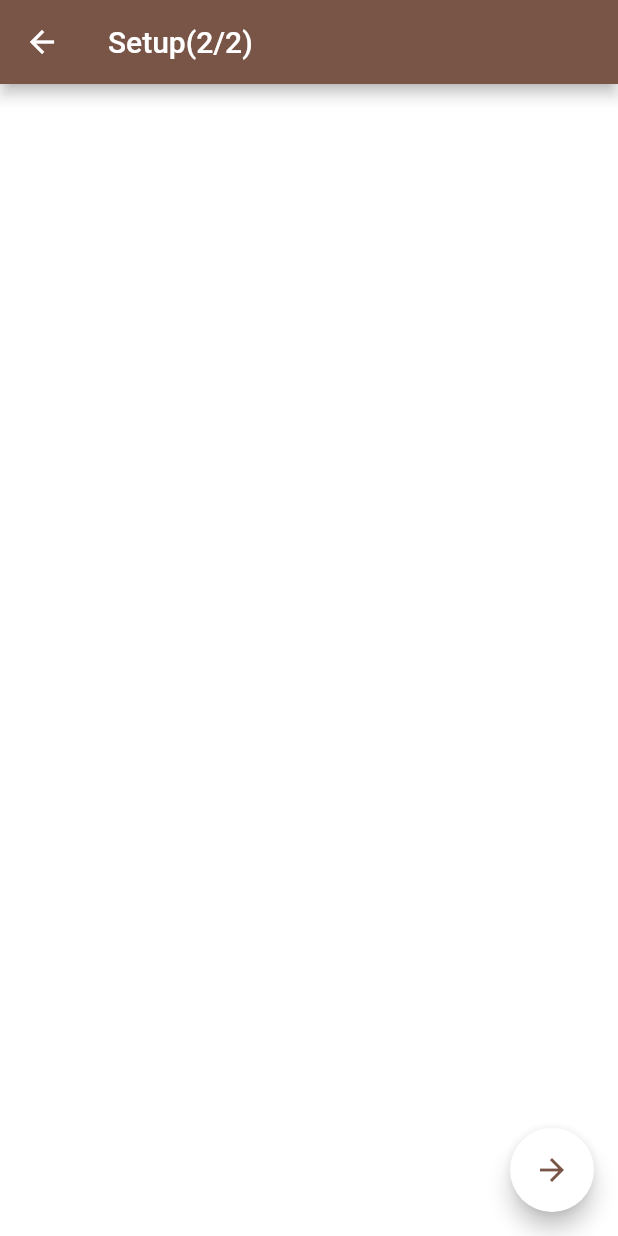
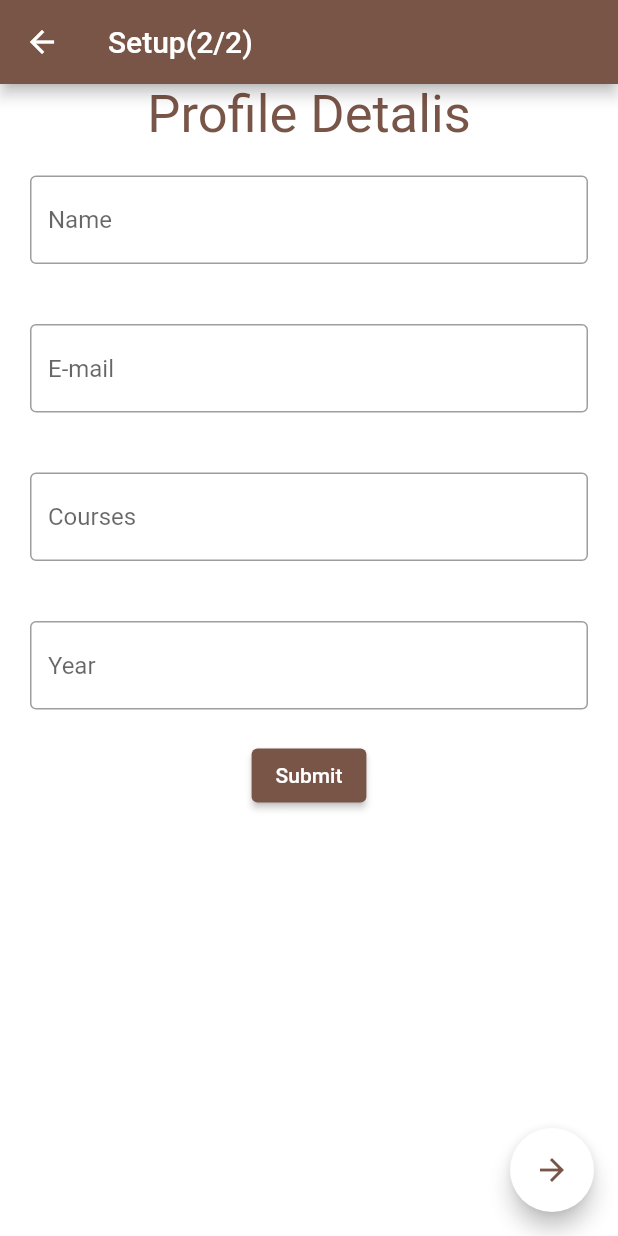
Before and after one commit to Achuabhijith2003/Attendance, a Flutter app: the setup2 screen opened directly, on a phone screen of 412 x 824 dp. Run offline on Flutter 3.47's test engine with Material 2 defaults, Android fonts, the phone set to English and light mode, and no system bars; our stand-ins replace flutter_profile_picture, sqflite, table_calendar; accounts and stored records are empty; network calls fail.

Commit message:
Setup 2/2 done

```diff
--- a/lib/setup.dart
+++ b/lib/setup.dart
@@ -166,11 +166,68 @@ class monthsseleState extends State<monthssele> {
 class _setup2State extends State<setup2> {
   @override
   Widget build(BuildContext context) {
+    final name = TextEditingController();
     return Scaffold(
       backgroundColor: Colors.white,
       appBar: AppBar(
         backgroundColor: Colors.brown,
         title: const Text("Setup(2/2)"),
+      ),
+      body: Column(
+        children: [
+          const Center(
+            child: Text(
+              "Profile Detalis",
+              style: TextStyle(fontSize: 35, color: Colors.brown),
+            ),
+          ),
+          Padding(
+            padding: const EdgeInsets.all(20),
+            child: TextFormField(
+              controller: name,
+              decoration: const InputDecoration(
+                  border: OutlineInputBorder(
+                      borderSide: BorderSide(color: Colors.brown)),
+                  hintText: 'Name'),
+            ),
+          ),
+          Padding(
+            padding: const EdgeInsets.all(20),
+            child: TextFormField(
+              controller: name,
+              decoration: const InputDecoration(
+                  border: OutlineInputBorder(
+                      borderSide: BorderSide(color: Colors.brown)),
+                  hintText: 'E-mail'),
+            ),
+          ),
+          Padding(
+            padding: const EdgeInsets.all(20),
+            child: TextFormField(
+              controller: name,
+              decoration: const InputDecoration(
+                  border: OutlineInputBorder(
+                      borderSide: BorderSide(color: Colors.brown)),
+                  hintText: 'Courses'),
+            ),
+          ),
+          Padding(
+            padding: const EdgeInsets.all(20),
+            child: TextFormField(
+              controller: name,
+              decoration: const InputDecoration(
+                  border: OutlineInputBorder(
+                      borderSide: BorderSide(color: Colors.brown)),
+                  hintText: 'Year'),
+            ),
+          ),
+          ElevatedButton(
+            onPressed: () {},
+            style: const ButtonStyle(
+                backgroundColor: MaterialStatePropertyAll(Colors.brown)),
+            child: const Text("Submit"),
+          )
+        ],
       ),
       floatingActionButton: FloatingActionButton(
         onPressed: () => Navigator.of(context).pushReplacementNamed('home'),
```
